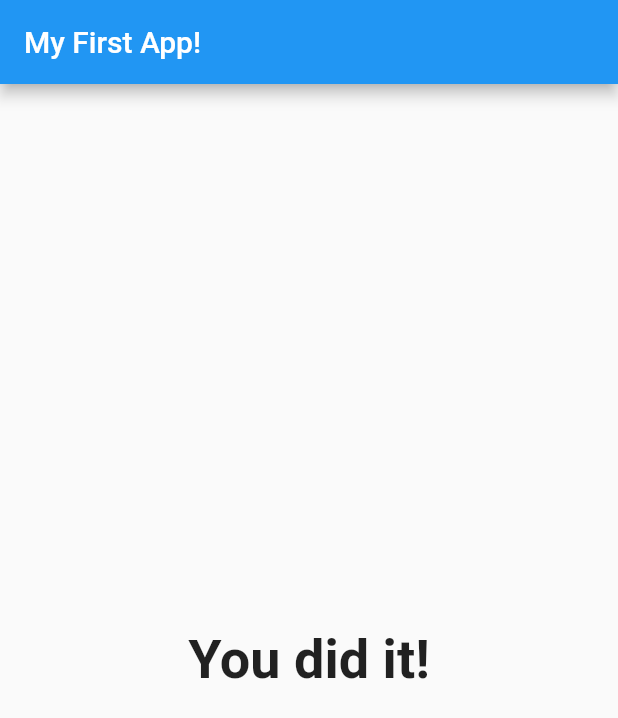
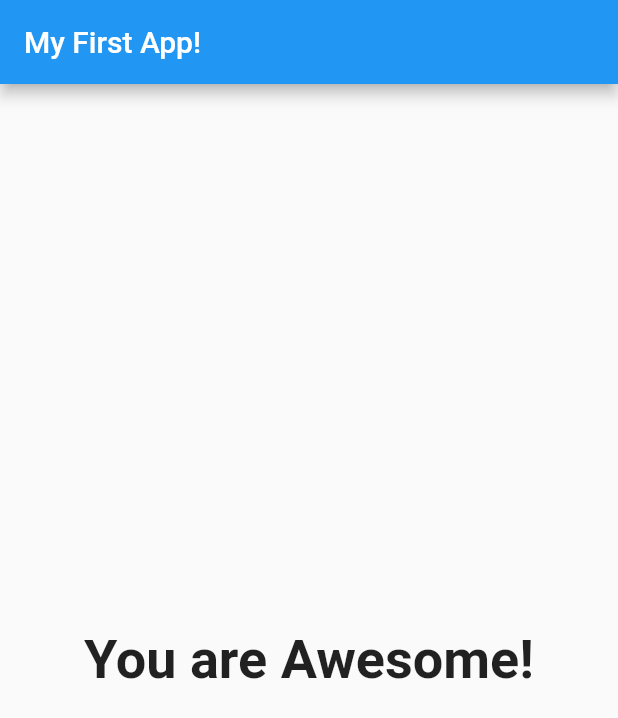
Before and after one commit to rajput-hemant/my-first-app, a Flutter app: the screen it shows after launch, after a tap on "Black", after a tap on "Cat", on a phone screen of 412 x 824 dp. Shown: the top 718 px of the screen. Run offline on Flutter 3.47's test engine with Material 2 defaults, Android fonts, the phone set to English and light mode, and no system bars.

Commit message:
Added Scoring System
Signed-off-by: rajput-hemant <hemant.rajput_cs20@gla.ac.in>

```diff
--- a/lib/main.dart
+++ b/lib/main.dart
@@ -13,12 +13,35 @@ class MyApp extends StatefulWidget {
   State<StatefulWidget> createState() => _MyAppState();
 }
 
-//  Version 10 - Splitting into Widgets
+//  Version 11 - Adding Scoring System
 
 class _MyAppState extends State<MyApp> {
+  var _questions = [
+    {
+      'questionText': 'What\'s your favourite color?',
+      'answers': [
+        {'text': 'Black', 'score': 10},
+        {'text': 'Red', 'score': 6},
+        {'text': 'White', 'score': 15},
+        {'text': 'Green', 'score': 5},
+      ],
+    },
+    {
+      'questionText': 'What\'s your favourite animal?',
+      'answers': [
+        {'text': 'Dog', 'score': 10},
+        {'text': 'Cat', 'score': 8},
+        {'text': 'Lion', 'score': 4},
+        {'text': 'Horse', 'score': 14},
+      ],
+    },
+  ];
+
   var _questionIndex = 0;
+  var _totalScore = 0;
 
-  void _answerQuestion() {
+  void _answerQuestion(int score) {
+    _totalScore += score;
     // for changing the state of the body text
     setState(() {
       _questionIndex += 1;
@@ -29,16 +52,6 @@ class _MyAppState extends State<MyApp> {
 
   @override
   Widget build(BuildContext context) {
-    var _questions = [
-      {
-        'questionText': 'What\'s your favourite color?',
-        'answers': ['Black', 'Red', 'White', 'Green'],
-      },
-      {
-        'questionText': 'What\'s your favourite animal?',
-        'answers': ['Dog', 'Cat', 'Lion', 'Horse'],
-      },
-    ];
     return MaterialApp(
       home: Scaffold(
           appBar: AppBar(
@@ -46,14 +59,56 @@ class _MyAppState extends State<MyApp> {
           ),
           body: _questionIndex < _questions.length
               ? Quiz(
+                  questionIndex: _questionIndex,
                   answerQuestion: _answerQuestion,
-                  questionIndex: _questionIndex,
                   questions: _questions,
                 )
-              : Result()),
+              : Result(_totalScore)),
     );
   }
 }
+
+//  Version 10 - Splitting into Widgets
+
+// class _MyAppState extends State<MyApp> {
+//   var _questionIndex = 0;
+
+//   void _answerQuestion() {
+//     // for changing the state of the body text
+//     setState(() {
+//       _questionIndex += 1;
+//     });
+//     // _questionIndex += 1;
+//     print(_questionIndex);
+//   }
+
+//   @override
+//   Widget build(BuildContext context) {
+//     var _questions = [
+//       {
+//         'questionText': 'What\'s your favourite color?',
+//         'answers': ['Black', 'Red', 'White', 'Green'],
+//       },
+//       {
+//         'questionText': 'What\'s your favourite animal?',
+//         'answers': ['Dog', 'Cat', 'Lion', 'Horse'],
+//       },
+//     ];
+//     return MaterialApp(
+//       home: Scaffold(
+//           appBar: AppBar(
+//             title: Text('My First App!'),
+//           ),
+//           body: _questionIndex < _questions.length
+//               ? Quiz(
+//                   answerQuestion: _answerQuestion,
+//                   questionIndex: _questionIndex,
+//                   questions: _questions,
+//                 )
+//               : Result()),
+//     );
+//   }
+// }
 
 //  Version 9 - Added Ternar Conditional Operator, to avoid app crash when questionIndex goes out of range
 
--- a/lib/quiz.dart
+++ b/lib/quiz.dart
@@ -4,7 +4,7 @@ import 'answer.dart';
 
 class Quiz extends StatelessWidget {
   final List<Map> questions;
-  final VoidCallback answerQuestion;
+  final Function answerQuestion;
   final int questionIndex;
 
   Quiz({
@@ -13,6 +13,8 @@ class Quiz extends StatelessWidget {
     required this.questionIndex,
   });
 
+// Version 11 - Adding Scoring System
+
   @override
   Widget build(BuildContext context) {
     return Column(
@@ -20,9 +22,23 @@ class Quiz extends StatelessWidget {
         Question(
           questions[questionIndex]['questionText'],
         ),
-        ...(questions[questionIndex]['answers'] as List<String>)
-            .map((answer) => Answer(answerQuestion, answer))
+        ...(questions[questionIndex]['answers'] as List<Map>).map((answer) =>
+            Answer(() => answerQuestion(answer['score']), answer['text']))
       ],
     );
   }
+
+// Version 10 - Splitting into Widgets
+
+  // Widget build(BuildContext context) {
+  //   return Column(
+  //     children: [
+  //       Question(
+  //         questions[questionIndex]['questionText'],
+  //       ),
+  //       ...(questions[questionIndex]['answers'] as List<String>)
+  //           .map((answer) => Answer(answerQuestion, answer))
+  //     ],
+  //   );
+  // }
 }
--- a/lib/result.dart
+++ b/lib/result.dart
@@ -1,13 +1,40 @@
 import 'package:flutter/material.dart';
 
 class Result extends StatelessWidget {
-  @override
+  final int resultScore;
+
+  Result(this.resultScore);
+
+  String get resultPhrase {
+    var resultText;
+    resultScore >= 12
+        ? resultText = 'You are Awesome!'
+        : resultText = 'You are Average!';
+    return resultText;
+  }
+
+//  Version 11 - Adding Scoring System
+
   Widget build(BuildContext context) {
     return Center(
       child: Text(
-        'You did it!',
+        resultPhrase,
         style: TextStyle(fontSize: 36, fontWeight: FontWeight.bold),
       ),
     );
   }
 }
+
+//  Version 10 - Splitting into Widgets
+
+// class Result extends StatelessWidget {
+//   @override
+//   Widget build(BuildContext context) {
+//     return Center(
+//       child: Text(
+//         'You did it!',
+//         style: TextStyle(fontSize: 36, fontWeight: FontWeight.bold),
+//       ),
+//     );
+//   }
+// }
```
